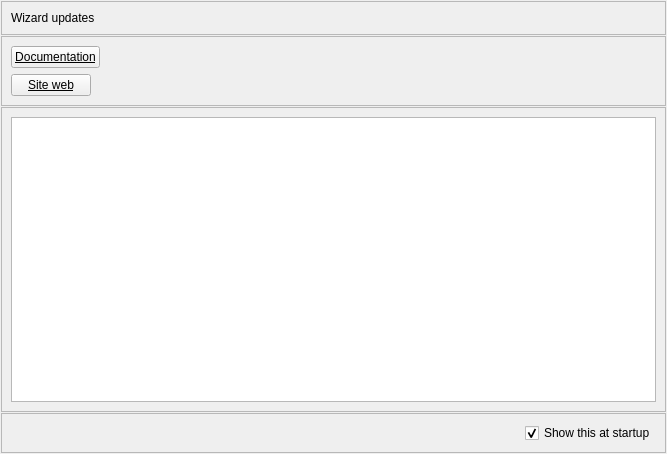
Above: App/ui_files/updates.ui from Wizard-collab/Wizard before the change. Below: the same form after it.
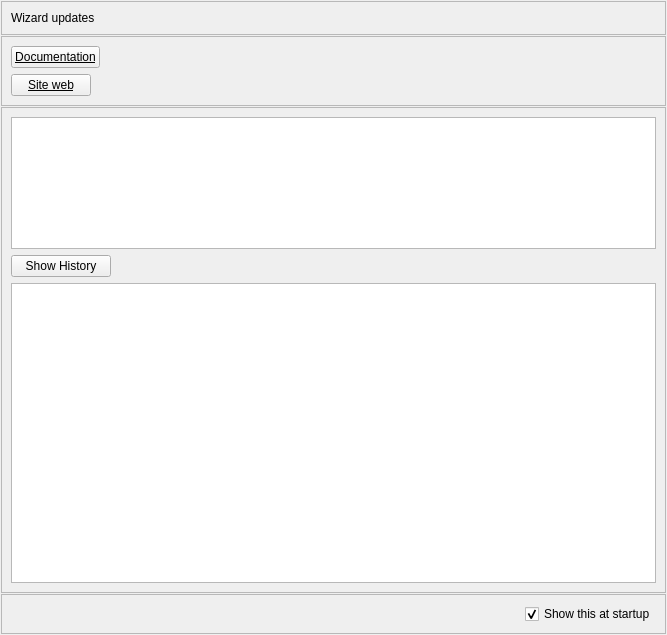
That is the form after the change.

Diff of the .ui file:
```diff
--- a/App/ui_files/updates.ui
+++ b/App/ui_files/updates.ui
@@ -7,7 +7,7 @@
     <x>0</x>
     <y>0</y>
     <width>667</width>
-    <height>454</height>
+    <height>635</height>
    </rect>
   </property>
   <property name="windowTitle">
@@ -163,6 +163,12 @@
      <layout class="QVBoxLayout" name="verticalLayout_3">
       <item>
        <widget class="QPlainTextEdit" name="update_updates_plainTextEdit">
+        <property name="minimumSize">
+         <size>
+          <width>0</width>
+          <height>0</height>
+         </size>
+        </property>
         <property name="sizeAdjustPolicy">
          <enum>QAbstractScrollArea::AdjustIgnored</enum>
         </property>
@@ -171,6 +177,46 @@
         </property>
        </widget>
       </item>
+      <item>
+       <layout class="QHBoxLayout" name="horizontalLayout_5">
+        <item>
+         <widget class="QPushButton" name="updates_history_pushButton">
+          <property name="minimumSize">
+           <size>
+            <width>100</width>
+            <height>0</height>
+           </size>
+          </property>
+          <property name="text">
+           <string>Show History</string>
+          </property>
+         </widget>
+        </item>
+        <item>
+         <spacer name="horizontalSpacer_4">
+          <property name="orientation">
+           <enum>Qt::Horizontal</enum>
+          </property>
+          <property name="sizeHint" stdset="0">
+           <size>
+            <width>40</width>
+            <height>20</height>
+           </size>
+          </property>
+         </spacer>
+        </item>
+       </layout>
+      </item>
+      <item>
+       <widget class="QPlainTextEdit" name="updates_history_plainTextEdit">
+        <property name="minimumSize">
+         <size>
+          <width>0</width>
+          <height>300</height>
+         </size>
+        </property>
+       </widget>
+      </item>
      </layout>
     </widget>
    </item>
```
